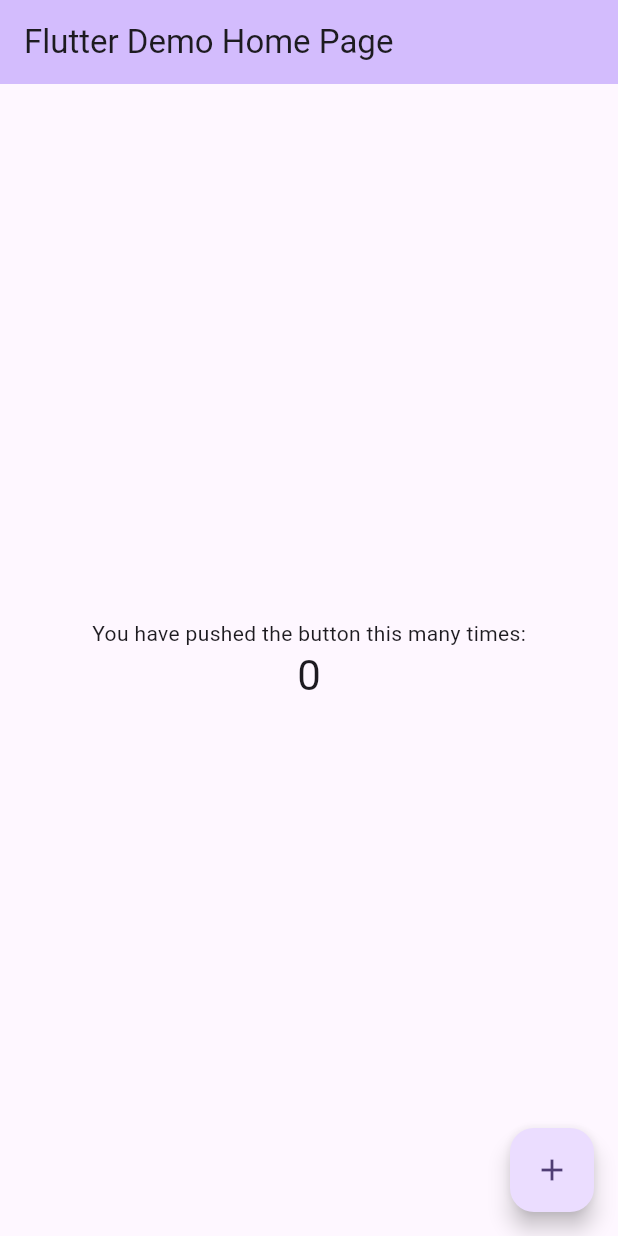
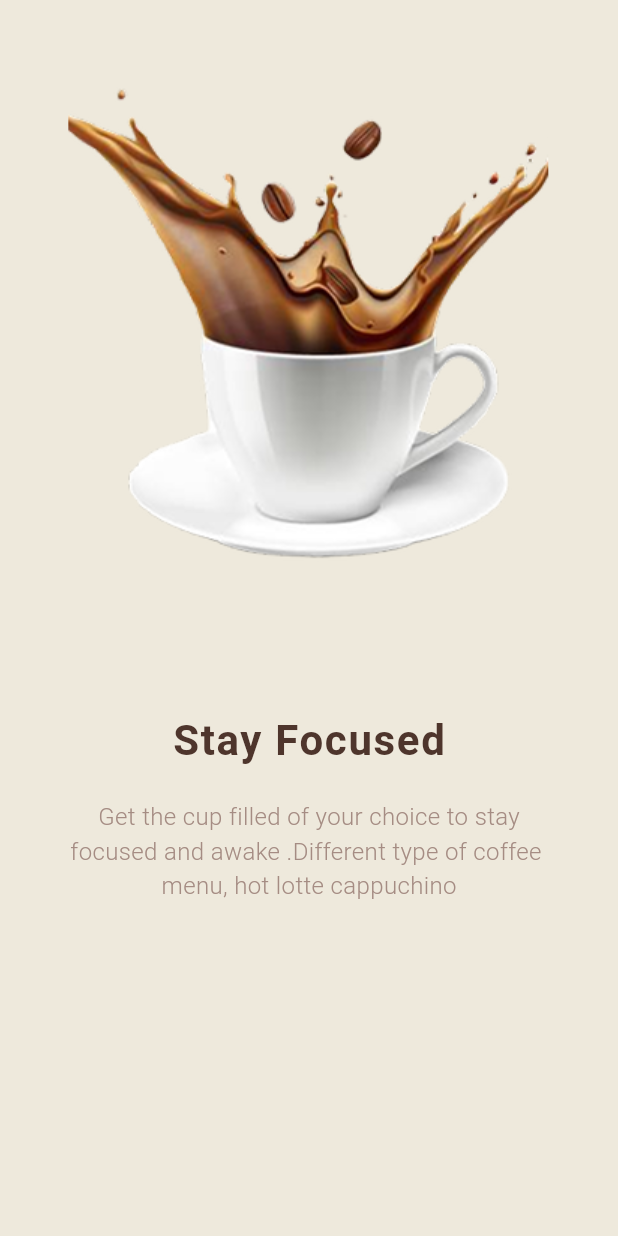
Before and after one commit to CSI-Trainees-25/soumya_2410208_apptask2, a Flutter app: the screen it shows after launch, on a phone screen of 412 x 824 dp. Run offline on Flutter 3.47's test engine with Material 3 defaults, Android fonts, the phone set to English and light mode, and no system bars.

Commit message:
adde picture and text in onboading screen

```diff
--- /dev/null
+++ b/lib/Screens/Login_screen.dart
@@ -0,0 +1,15 @@
+import 'package:flutter/material.dart';
+
+class LoginScreen extends StatefulWidget {
+  const LoginScreen({super.key});
+
+  @override
+  State<LoginScreen> createState() => _LoginScreenState();
+}
+
+class _LoginScreenState extends State<LoginScreen> {
+  @override
+  Widget build(BuildContext context) {
+    return Scaffold(appBar: AppBar(title: Text('coffee')));
+  }
+}
--- /dev/null
+++ b/lib/Screens/onBoading_screen.dart
@@ -0,0 +1,75 @@
+import 'package:flutter/material.dart';
+
+class OnBoadingScreen extends StatelessWidget {
+  const OnBoadingScreen({super.key});
+
+  @override
+  Widget build(BuildContext context) {
+    return Scaffold(
+      backgroundColor: const Color.fromARGB(255, 238, 233, 220),
+      body: SingleChildScrollView(
+        child: Center(
+          child: Column(
+            children: [
+              Image.asset("Assets/Images/Mask group.png"),
+              SizedBox(height: 50),
+              SizedBox(
+                child: Center(
+                  child: Text(
+                    'Stay Focused',
+                    style: TextStyle(
+                      fontWeight: FontWeight.bold,
+                      letterSpacing: 1.1,
+                      fontSize: 28,
+                      color: const Color.fromARGB(255, 78, 53, 44),
+                    ),
+                  ),
+                ),
+              ),
+              SizedBox(height: 20),
+              SizedBox(
+                child: Center(
+                  child: Text(
+                    'Get the cup filled of your choice to stay',
+                    style: TextStyle(
+                      fontSize: 16,
+                      letterSpacing: 0.25,
+                      fontWeight: FontWeight.w300,
+                      color: const Color.fromARGB(255, 165, 140, 131),
+                    ),
+                  ),
+                ),
+              ),
+              SizedBox(
+                child: Center(
+                  child: Text(
+                    'focused and awake .Different type of coffee ',
+                    style: TextStyle(
+                      fontSize: 16,
+                      letterSpacing: 0.25,
+                      fontWeight: FontWeight.w300,
+                      color: const Color.fromARGB(255, 165, 140, 131),
+                    ),
+                  ),
+                ),
+              ),
+              SizedBox(
+                child: Center(
+                  child: Text(
+                    'menu, hot lotte cappuchino',
+                    style: TextStyle(
+                      fontSize: 16,
+                      letterSpacing: 0.25,
+                      fontWeight: FontWeight.w300,
+                      color: const Color.fromARGB(255, 165, 140, 131),
+                    ),
+                  ),
+                ),
+              ),
+            ],
+          ),
+        ),
+      ),
+    );
+  }
+}
--- a/lib/main.dart
+++ b/lib/main.dart
@@ -1,122 +1,17 @@
+import 'package:coffeeapp/Screens/Login_screen.dart';
 import 'package:flutter/material.dart';
+import 'Screens/onBoading_screen.dart';
+import 'Screens/Login_screen.dart';
 
 void main() {
-  runApp(const MyApp());
+  runApp(
+    MaterialApp(
+      debugShowCheckedModeBanner: false,
+      initialRoute: 'onBoading',
+      routes: {
+        'login ': (context) => LoginScreen(),
+        'onBoading': (context) => OnBoadingScreen(),
+      },
+    ),
+  );
 }
-
-class MyApp extends StatelessWidget {
-  const MyApp({super.key});
-
-  // This widget is the root of your application.
-  @override
-  Widget build(BuildContext context) {
-    return MaterialApp(
-      title: 'Flutter Demo',
-      theme: ThemeData(
-        // This is the theme of your application.
-        //
-        // TRY THIS: Try running your application with "flutter run". You'll see
-        // the application has a purple toolbar. Then, without quitting the app,
-        // try changing the seedColor in the colorScheme below to Colors.green
-        // and then invoke "hot reload" (save your changes or press the "hot
-        // reload" button in a Flutter-supported IDE, or press "r" if you used
-        // the command line to start the app).
-        //
-        // Notice that the counter didn't reset back to zero; the application
-        // state is not lost during the reload. To reset the state, use hot
-        // restart instead.
-        //
-        // This works for code too, not just values: Most code changes can be
-        // tested with just a hot reload.
-        colorScheme: ColorScheme.fromSeed(seedColor: Colors.deepPurple),
-      ),
-      home: const MyHomePage(title: 'Flutter Demo Home Page'),
-    );
-  }
-}
-
-class MyHomePage extends StatefulWidget {
-  const MyHomePage({super.key, required this.title});
-
-  // This widget is the home page of your application. It is stateful, meaning
-  // that it has a State object (defined below) that contains fields that affect
-  // how it looks.
-
-  // This class is the configuration for the state. It holds the values (in this
-  // case the title) provided by the parent (in this case the App widget) and
-  // used by the build method of the State. Fields in a Widget subclass are
-  // always marked "final".
-
-  final String title;
-
-  @override
-  State<MyHomePage> createState() => _MyHomePageState();
-}
-
-class _MyHomePageState extends State<MyHomePage> {
-  int _counter = 0;
-
-  void _incrementCounter() {
-    setState(() {
-      // This call to setState tells the Flutter framework that something has
-      // changed in this State, which causes it to rerun the build method below
-      // so that the display can reflect the updated values. If we changed
-      // _counter without calling setState(), then the build method would not be
-      // called again, and so nothing would appear to happen.
-      _counter++;
-    });
-  }
-
-  @override
-  Widget build(BuildContext context) {
-    // This method is rerun every time setState is called, for instance as done
-    // by the _incrementCounter method above.
-    //
-    // The Flutter framework has been optimized to make rerunning build methods
-    // fast, so that you can just rebuild anything that needs updating rather
-    // than having to individually change instances of widgets.
-    return Scaffold(
-      appBar: AppBar(
-        // TRY THIS: Try changing the color here to a specific color (to
-        // Colors.amber, perhaps?) and trigger a hot reload to see the AppBar
-        // change color while the other colors stay the same.
-        backgroundColor: Theme.of(context).colorScheme.inversePrimary,
-        // Here we take the value from the MyHomePage object that was created by
-        // the App.build method, and use it to set our appbar title.
-        title: Text(widget.title),
-      ),
-      body: Center(
-        // Center is a layout widget. It takes a single child and positions it
-        // in the middle of the parent.
-        child: Column(
-          // Column is also a layout widget. It takes a list of children and
-          // arranges them vertically. By default, it sizes itself to fit its
-          // children horizontally, and tries to be as tall as its parent.
-          //
-          // Column has various properties to control how it sizes itself and
-          // how it positions its children. Here we use mainAxisAlignment to
-          // center the children vertically; the main axis here is the vertical
-          // axis because Columns are vertical (the cross axis would be
-          // horizontal).
-          //
-          // TRY THIS: Invoke "debug painting" (choose the "Toggle Debug Paint"
-          // action in the IDE, or press "p" in the console), to see the
-          // wireframe for each widget.
-          mainAxisAlignment: MainAxisAlignment.center,
-          children: <Widget>[
-            const Text('You have pushed the button this many times:'),
-            Text(
-              '$_counter',
-              style: Theme.of(context).textTheme.headlineMedium,
-            ),
-          ],
-        ),
-      ),
-      floatingActionButton: FloatingActionButton(
-        onPressed: _incrementCounter,
-        tooltip: 'Increment',
-        child: const Icon(Icons.add),
-      ), // This trailing comma makes auto-formatting nicer for build methods.
-    );
-  }
-}
--- a/pubspec.yaml
+++ b/pubspec.yaml
@@ -58,8 +58,8 @@ flutter:
   uses-material-design: true
 
   # To add assets to your application, add an assets section, like this:
-  # assets:
-  #   - images/a_dot_burr.jpeg
+  assets:
+    - Assets/Images/Mask group.png
   #   - images/a_dot_ham.jpeg
 
   # An image asset can refer to one or more resolution-specific "variants", see
```
Also changed, not shown: Assets/Images/Mask group.png (added).
